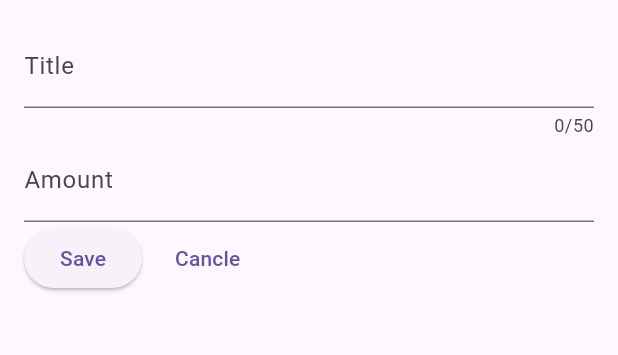
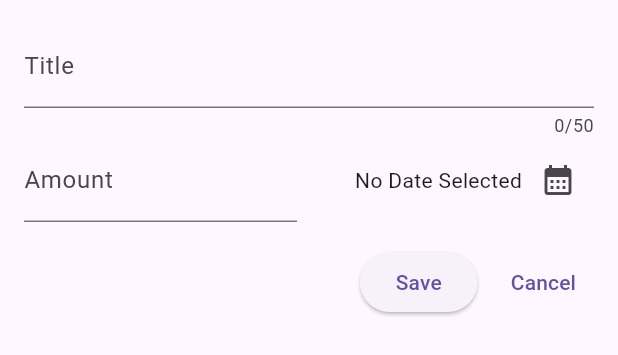
Before and after one commit to fahim25/expense_tracker, a Flutter app: the NewExpense widget shown alone on an empty page, opened directly, on a phone screen of 412 x 824 dp. Shown: the top 355 px of the screen. Run offline on Flutter 3.47's test engine with Material 3 defaults, Android fonts, the phone set to English and light mode, and no system bars.

Commit message:
error fix and added date

```diff
--- a/lib/resourse/widget/new_expense.dart
+++ b/lib/resourse/widget/new_expense.dart
@@ -1,4 +1,8 @@
+import 'package:expense_tracker/models/expense.dart';
 import 'package:flutter/material.dart';
+import 'package:intl/intl.dart';
+
+// final formatter = DateFormat.yMd();
 
 class NewExpense extends StatefulWidget {
   @override
@@ -8,69 +12,101 @@ class NewExpense extends StatefulWidget {
 }
 
 class _NewExpense extends State<NewExpense> {
-  /* var _entredTitle = '';
-
-  void _saveTitleInput(String inputValue) {
-    _entredTitle = inputValue;
-  } */
-
-//better version
   final _titleController = TextEditingController();
-  final _acmountController = TextEditingController();
-  final _dateController = TextEditingController();
+  final _amountController = TextEditingController();
+  DateTime? _selectedDate;
 
   @override
   void dispose() {
     _titleController.dispose();
-    _acmountController.dispose();
-    _dateController.dispose();
+    _amountController.dispose();
     super.dispose();
+  }
+
+  void _presentDatePicker() async {
+    final now = DateTime.now();
+    final firstDate = DateTime(now.year - 1, now.month, now.day);
+    final pickedDate = await showDatePicker(
+        context: context, firstDate: firstDate, lastDate: now);
+    setState(() {
+      _selectedDate = pickedDate;
+    });
   }
 
   @override
   Widget build(BuildContext context) {
     return Padding(
-      padding: EdgeInsets.all(16),
+      padding: const EdgeInsets.all(16),
+      child: SingleChildScrollView(
+        // Added to fix layout issue
         child: Column(
+          crossAxisAlignment:
+              CrossAxisAlignment.stretch, // Aligns children to fill width
           children: [
             TextField(
-            // onChanged: _saveTitleInput,
               controller: _titleController,
               maxLength: 50,
-            // keyboardType: ,
               decoration: const InputDecoration(
-              label: Text('Title'),
-            ),
-          ),
-          TextField(
-            controller: _acmountController,
-            keyboardType: TextInputType.number,
-            decoration: const InputDecoration(
-              prefixText: '\$ ',
-              label: Text('Amount'),
+                labelText: 'Title',
               ),
             ),
             Row(
               children: [
+                Expanded(
+                  child: TextField(
+                    controller: _amountController,
+                    keyboardType: TextInputType.number,
+                    decoration: const InputDecoration(
+                      prefixText: '\$ ',
+                      labelText: 'Amount',
+                    ),
+                  ),
+                ),
+                const SizedBox(width: 16),
+                Expanded(
+                  child: Row(
+                    mainAxisAlignment: MainAxisAlignment.end,
+                    crossAxisAlignment: CrossAxisAlignment.center,
+                    children: [
+                      Text(
+                        _selectedDate == null
+                            ? 'No Date Selected'
+                            : formatter.format(_selectedDate!),
+                      ),
+                      IconButton(
+                        onPressed: () {
+                          _presentDatePicker();
+                        },
+                        icon: const Icon(Icons.calendar_month),
+                      ),
+                    ],
+                  ),
+                ),
+              ],
+            ),
+            const SizedBox(height: 16), // Added for spacing
+            Row(
+              mainAxisAlignment: MainAxisAlignment.end,
+              children: [
                 ElevatedButton(
                   onPressed: () {
                     print(_titleController.text);
+                    print(_amountController.text);
                   },
-                child: Text("Save"),
+                  child: const Text("Save"),
                 ),
-              SizedBox(
-                width: 10,
-              ),
+                const SizedBox(width: 10),
                 TextButton(
                   onPressed: () {
                     Navigator.pop(context);
                   },
-                child: Text("Cancle"),
+                  child: const Text("Cancel"),
                 ),
               ],
             ),
           ],
         ),
+      ),
     );
   }
 }
```
Lines whose indentation alone changed are shown as unchanged.
